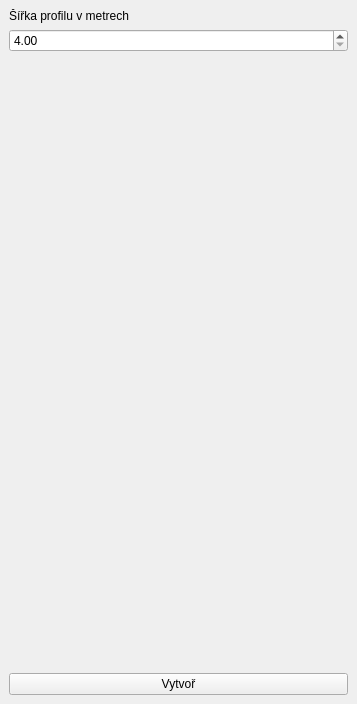
Before: the Qt Designer form profil_ulice_dockwidget_base.ui in Vynikal/profil_ulice, drawn with Qt 5.
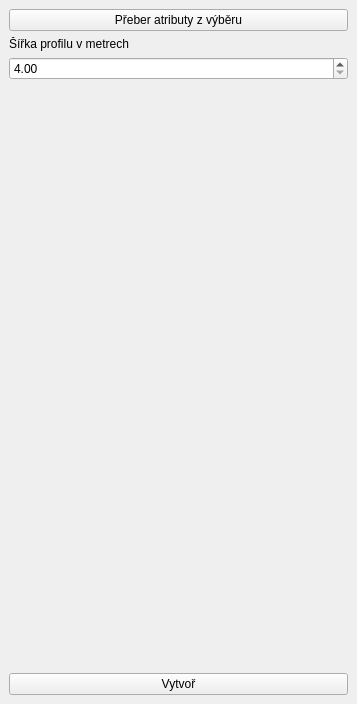
After: the same form once the commit is applied. Custom widgets are drawn as their Qt base class.

Commit message: Take width from selected feature

The edit to the form file:
```diff
--- a/profil_ulice_dockwidget_base.ui
+++ b/profil_ulice_dockwidget_base.ui
@@ -15,6 +15,13 @@
   </property>
   <widget class="QWidget" name="dockWidgetContents">
    <layout class="QVBoxLayout" name="verticalLayout">
+    <item>
+     <widget class="QPushButton" name="PbTakeAttr">
+      <property name="text">
+       <string>Přeber atributy z výběru</string>
+      </property>
+     </widget>
+    </item>
     <item>
      <widget class="QLabel" name="LWidth">
       <property name="text">
```
The commit also changes 1 other file.
